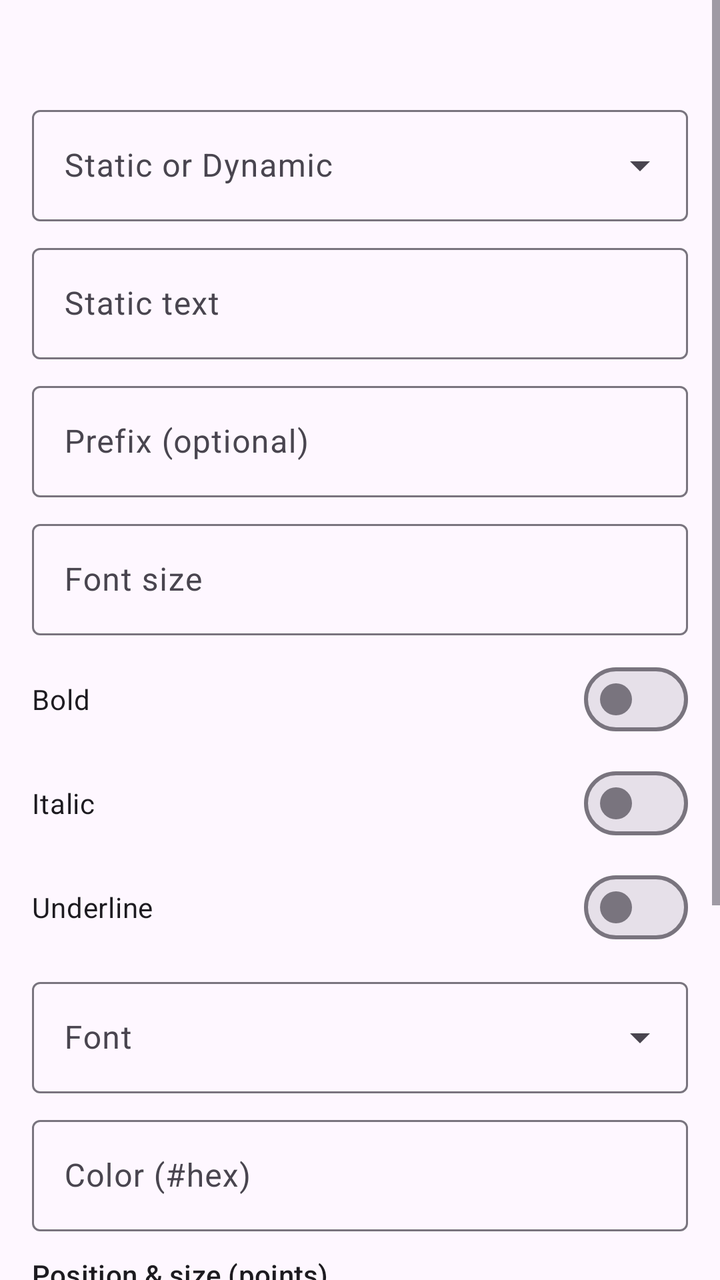
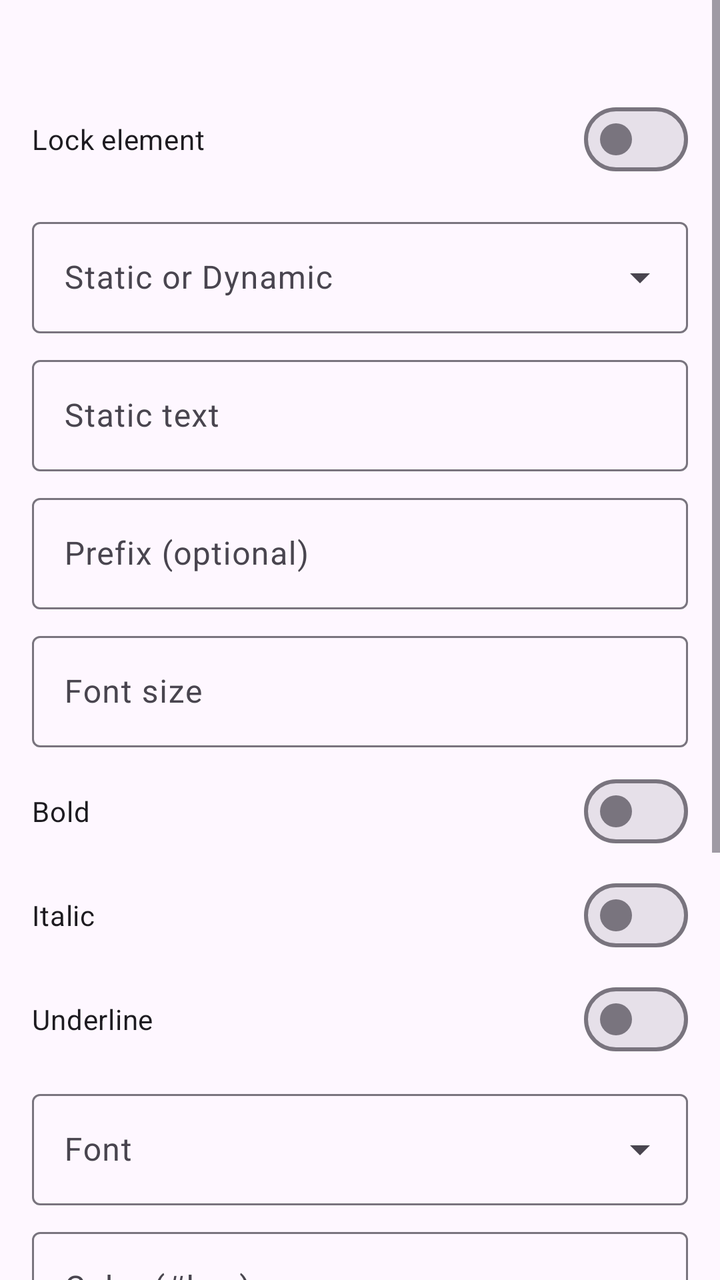

Screens rendered from an Android XML layout before and after an edit, with the pre-edit source and the edit as a unified diff.
<!-- AndroidManifest.xml: application theme Theme.VikrSaathi -->
<!-- res/layout/bottom_sheet_element_inspector.xml -->
<?xml version="1.0" encoding="utf-8"?>
<ScrollView xmlns:android="http://schemas.android.com/apk/res/android"
    xmlns:app="http://schemas.android.com/apk/res-auto"
    android:layout_width="match_parent"
    android:layout_height="wrap_content">

    <LinearLayout
        android:layout_width="match_parent"
        android:layout_height="wrap_content"
        android:orientation="vertical"
        android:padding="16dp">

        <TextView
            android:id="@+id/textElementKind"
            android:layout_width="match_parent"
            android:layout_height="wrap_content"
            android:textAppearance="?attr/textAppearanceTitleMedium"
            android:textStyle="bold" />

        <com.google.android.material.textfield.TextInputLayout
            style="@style/Widget.Material3.TextInputLayout.OutlinedBox.ExposedDropdownMenu"
            android:layout_width="match_parent"
            android:layout_height="wrap_content"
            android:layout_marginTop="12dp"
            android:hint="@string/binding_type">

            <com.google.android.material.textfield.MaterialAutoCompleteTextView
                android:id="@+id/spinnerBindingType"
                android:layout_width="match_parent"
                android:layout_height="wrap_content"
                android:inputType="none"
                android:maxLines="1" />
        </com.google.android.material.textfield.TextInputLayout>

        <com.google.android.material.textfield.TextInputLayout
            android:id="@+id/layoutStaticText"
            style="@style/Widget.Material3.TextInputLayout.OutlinedBox"
            android:layout_width="match_parent"
            android:layout_height="wrap_content"
            android:layout_marginTop="8dp"
            android:hint="@string/static_text">

            <com.google.android.material.textfield.TextInputEditText
                android:id="@+id/editStaticText"
                android:layout_width="match_parent"
                android:layout_height="wrap_content"
                android:inputType="textMultiLine" />
        </com.google.android.material.textfield.TextInputLayout>

        <com.google.android.material.textfield.TextInputLayout
            android:id="@+id/layoutBindingKey"
            style="@style/Widget.Material3.TextInputLayout.OutlinedBox.ExposedDropdownMenu"
            android:layout_width="match_parent"
            android:layout_height="wrap_content"
            android:layout_marginTop="8dp"
            android:hint="@string/data_field"
            android:visibility="gone">

            <com.google.android.material.textfield.MaterialAutoCompleteTextView
                android:id="@+id/spinnerBindingKey"
                android:layout_width="match_parent"
                android:layout_height="wrap_content"
                android:inputType="none"
                android:maxLines="1" />
        </com.google.android.material.textfield.TextInputLayout>

        <LinearLayout
            android:id="@+id/layoutStaticImage"
            android:layout_width="match_parent"
            android:layout_height="wrap_content"
            android:layout_marginTop="8dp"
            android:orientation="vertical"
            android:visibility="gone">

            <TextView
                android:layout_width="match_parent"
                android:layout_height="wrap_content"
                android:text="@string/static_image"
                android:textAppearance="?attr/textAppearanceTitleSmall" />

            <TextView
                android:id="@+id/textStaticImageHint"
                android:layout_width="match_parent"
                android:layout_height="wrap_content"
                android:layout_marginTop="4dp"
                android:text="@string/static_image_hint"
                android:textAppearance="?attr/textAppearanceBodySmall" />

            <ImageView
                android:id="@+id/imageStaticPreview"
                android:layout_width="match_parent"
                android:layout_height="100dp"
                android:layout_marginTop="8dp"
                android:background="@color/dashboard_bg"
                android:contentDescription="@string/static_image"
                android:scaleType="fitCenter" />

            <com.google.android.material.button.MaterialButton
                android:id="@+id/buttonChooseStaticImage"
                style="@style/Widget.Material3.Button.OutlinedButton"
                android:layout_width="match_parent"
                android:layout_height="wrap_content"
                android:layout_marginTop="8dp"
                android:text="@string/choose_image" />
        </LinearLayout>

        <com.google.android.material.textfield.TextInputLayout
            android:id="@+id/layoutPrefix"
            style="@style/Widget.Material3.TextInputLayout.OutlinedBox"
            android:layout_width="match_parent"
            android:layout_height="wrap_content"
            android:layout_marginTop="8dp"
            android:hint="@string/text_prefix">

            <com.google.android.material.textfield.TextInputEditText
                android:id="@+id/editPrefix"
                android:layout_width="match_parent"
                android:layout_height="wrap_content"
                android:inputType="text" />
        </com.google.android.material.textfield.TextInputLayout>

        <LinearLayout
            android:id="@+id/layoutTextStyle"
            android:layout_width="match_parent"
            android:layout_height="wrap_content"
            android:orientation="vertical">

            <com.google.android.material.textfield.TextInputLayout
                style="@style/Widget.Material3.TextInputLayout.OutlinedBox"
                android:layout_width="match_parent"
                android:layout_height="wrap_content"
                android:layout_marginTop="8dp"
                android:hint="@string/font_size">

                <com.google.android.material.textfield.TextInputEditText
                    android:id="@+id/editFontSize"
                    android:layout_width="match_parent"
                    android:layout_height="wrap_content"
                    android:inputType="numberDecimal" />
            </com.google.android.material.textfield.TextInputLayout>

            <com.google.android.material.materialswitch.MaterialSwitch
                android:id="@+id/switchBold"
                android:layout_width="match_parent"
                android:layout_height="wrap_content"
                android:layout_marginTop="8dp"
                android:text="@string/bold_text" />

            <com.google.android.material.materialswitch.MaterialSwitch
                android:id="@+id/switchItalic"
                android:layout_width="match_parent"
                android:layout_height="wrap_content"
                android:layout_marginTop="4dp"
                android:text="@string/italic_text" />

            <com.google.android.material.materialswitch.MaterialSwitch
                android:id="@+id/switchUnderline"
                android:layout_width="match_parent"
                android:layout_height="wrap_content"
                android:layout_marginTop="4dp"
                android:text="@string/underline_text" />

            <com.google.android.material.textfield.TextInputLayout
                style="@style/Widget.Material3.TextInputLayout.OutlinedBox.ExposedDropdownMenu"
                android:layout_width="match_parent"
                android:layout_height="wrap_content"
                android:layout_marginTop="8dp"
                android:hint="@string/font_family">

                <com.google.android.material.textfield.MaterialAutoCompleteTextView
                    android:id="@+id/spinnerFontFamily"
                    android:layout_width="match_parent"
                    android:layout_height="wrap_content"
                    android:inputType="none"
                    android:maxLines="1" />
            </com.google.android.material.textfield.TextInputLayout>

            <com.google.android.material.textfield.TextInputLayout
                style="@style/Widget.Material3.TextInputLayout.OutlinedBox"
                android:layout_width="match_parent"
                android:layout_height="wrap_content"
                android:layout_marginTop="8dp"
                android:hint="@string/font_color">

                <com.google.android.material.textfield.TextInputEditText
                    android:id="@+id/editFontColor"
                    android:layout_width="match_parent"
                    android:layout_height="wrap_content"
                    android:inputType="text"
                    android:maxLines="1" />
            </com.google.android.material.textfield.TextInputLayout>
        </LinearLayout>

        <LinearLayout
            android:id="@+id/layoutAlignment"
            android:layout_width="match_parent"
            android:layout_height="wrap_content"
            android:orientation="vertical"
            android:visibility="gone">

            <TextView
                android:layout_width="match_parent"
                android:layout_height="wrap_content"
                android:layout_marginTop="12dp"
                android:text="@string/alignment"
                android:textAppearance="?attr/textAppearanceTitleSmall" />

            <com.google.android.material.textfield.TextInputLayout
                style="@style/Widget.Material3.TextInputLayout.OutlinedBox.ExposedDropdownMenu"
                android:layout_width="match_parent"
                android:layout_height="wrap_content"
                android:layout_marginTop="8dp"
                android:hint="@string/horizontal_align">

                <com.google.android.material.textfield.MaterialAutoCompleteTextView
                    android:id="@+id/spinnerHorizontalAlign"
                    android:layout_width="match_parent"
                    android:layout_height="wrap_content"
                    android:inputType="none"
                    android:maxLines="1" />
            </com.google.android.material.textfield.TextInputLayout>

            <com.google.android.material.textfield.TextInputLayout
                style="@style/Widget.Material3.TextInputLayout.OutlinedBox.ExposedDropdownMenu"
                android:layout_width="match_parent"
                android:layout_height="wrap_content"
                android:layout_marginTop="8dp"
                android:hint="@string/vertical_align">

                <com.google.android.material.textfield.MaterialAutoCompleteTextView
                    android:id="@+id/spinnerVerticalAlign"
                    android:layout_width="match_parent"
                    android:layout_height="wrap_content"
                    android:inputType="none"
                    android:maxLines="1" />
            </com.google.android.material.textfield.TextInputLayout>
        </LinearLayout>

        <TextView
            android:layout_width="match_parent"
            android:layout_height="wrap_content"
            android:layout_marginTop="12dp"
            android:text="@string/position_size"
            android:textAppearance="?attr/textAppearanceTitleSmall" />

        <LinearLayout
            android:layout_width="match_parent"
            android:layout_height="wrap_content"
            android:orientation="horizontal">

            <com.google.android.material.textfield.TextInputLayout
                style="@style/Widget.Material3.TextInputLayout.OutlinedBox"
                android:layout_width="0dp"
                android:layout_height="wrap_content"
                android:layout_marginEnd="4dp"
                android:layout_weight="1"
                android:hint="X">

                <com.google.android.material.textfield.TextInputEditText
                    android:id="@+id/editPosX"
                    android:layout_width="match_parent"
                    android:layout_height="wrap_content"
                    android:inputType="numberDecimal" />
            </com.google.android.material.textfield.TextInputLayout>

            <com.google.android.material.textfield.TextInputLayout
                style="@style/Widget.Material3.TextInputLayout.OutlinedBox"
                android:layout_width="0dp"
                android:layout_height="wrap_content"
                android:layout_marginStart="4dp"
                android:layout_weight="1"
                android:hint="Y">

                <com.google.android.material.textfield.TextInputEditText
                    android:id="@+id/editPosY"
                    android:layout_width="match_parent"
                    android:layout_height="wrap_content"
                    android:inputType="numberDecimal" />
            </com.google.android.material.textfield.TextInputLayout>
        </LinearLayout>

        <LinearLayout
            android:layout_width="match_parent"
            android:layout_height="wrap_content"
            android:layout_marginTop="8dp"
            android:orientation="horizontal">

            <com.google.android.material.textfield.TextInputLayout
                style="@style/Widget.Material3.TextInputLayout.OutlinedBox"
                android:layout_width="0dp"
                android:layout_height="wrap_content"
                android:layout_marginEnd="4dp"
                android:layout_weight="1"
                android:hint="@string/width">

                <com.google.android.material.textfield.TextInputEditText
                    android:id="@+id/editWidth"
                    android:layout_width="match_parent"
                    android:layout_height="wrap_content"
                    android:inputType="numberDecimal" />
            </com.google.android.material.textfield.TextInputLayout>

            <com.google.android.material.textfield.TextInputLayout
                style="@style/Widget.Material3.TextInputLayout.OutlinedBox"
                android:layout_width="0dp"
                android:layout_height="wrap_content"
                android:layout_marginStart="4dp"
                android:layout_weight="1"
                android:hint="@string/height">

                <com.google.android.material.textfield.TextInputEditText
                    android:id="@+id/editHeight"
                    android:layout_width="match_parent"
                    android:layout_height="wrap_content"
                    android:inputType="numberDecimal" />
            </com.google.android.material.textfield.TextInputLayout>
        </LinearLayout>

        <com.google.android.material.button.MaterialButton
            android:id="@+id/buttonApplyInspector"
            android:layout_width="match_parent"
            android:layout_height="wrap_content"
            android:layout_marginTop="16dp"
            android:text="@string/apply_changes" />

        <com.google.android.material.button.MaterialButton
            android:id="@+id/buttonDeleteElement"
            style="@style/Widget.Material3.Button.TextButton"
            android:layout_width="match_parent"
            android:layout_height="wrap_content"
            android:text="@string/delete_element"
            android:textColor="?attr/colorError" />
    </LinearLayout>
</ScrollView>
<!-- resources referenced by this layout -->
<resources>
  <color name="dashboard_bg">@color/orange_surface</color>
  <string name="alignment">Alignment</string>
  <string name="apply_changes">Apply</string>
  <string name="binding_type">Static or Dynamic</string>
  <string name="bold_text">Bold</string>
  <string name="choose_image">Choose image</string>
  <string name="data_field">Data field</string>
  <string name="delete_element">Delete element</string>
  <string name="font_color">Color (#hex)</string>
  <string name="font_family">Font</string>
  <string name="font_size">Font size</string>
  <string name="height">Height</string>
  <string name="horizontal_align">Horizontal</string>
  <string name="italic_text">Italic</string>
  <string name="position_size">Position &amp; size (points)</string>
  <string name="static_image">Custom image</string>
  <string name="static_image_hint">Pick any image for this element only (not shared with other templates).</string>
  <string name="static_text">Static text</string>
  <string name="text_prefix">Prefix (optional)</string>
  <string name="underline_text">Underline</string>
  <string name="vertical_align">Vertical</string>
  <string name="width">Width</string>
  <style name="Theme.VikrSaathi" parent="Theme.Material3.DayNight.NoActionBar">
          <item name="colorPrimary">@color/orange_primary</item>
          <item name="colorPrimaryDark">@color/orange_primary_dark</item>
          <item name="colorPrimaryVariant">@color/orange_primary_dark</item>
          <item name="colorOnPrimary">@color/orange_on_primary</item>
          <item name="colorSecondary">@color/orange_accent</item>
          <item name="colorSecondaryVariant">@color/orange_700</item>
          <item name="colorOnSecondary">@color/black</item>
          <item name="colorPrimaryContainer">@color/orange_100</item>
          <item name="colorOnPrimaryContainer">@color/orange_900</item>
          <item name="android:statusBarColor">@color/orange_primary_dark</item>
          <item name="android:navigationBarColor">@color/orange_primary_dark</item>
      </style>
  <color name="orange_surface">#FFF8F0</color>
  <color name="orange_primary">#F57C00</color>
  <color name="orange_primary_dark">#E65100</color>
  <color name="orange_on_primary">#FFFFFF</color>
  <color name="orange_accent">#FFB74D</color>
  <color name="orange_700">#F57C00</color>
  <color name="black">#FF000000</color>
  <color name="orange_100">#FFE0B2</color>
  <color name="orange_900">#E65100</color>
</resources>

<!-- the commit's change to res/layout/bottom_sheet_element_inspector.xml (unified diff, before → after) -->
@@ -17,6 +17,22 @@
             android:textAppearance="?attr/textAppearanceTitleMedium"
             android:textStyle="bold" />
 
+        <TextView
+            android:id="@+id/textBulkHint"
+            android:layout_width="match_parent"
+            android:layout_height="wrap_content"
+            android:layout_marginTop="4dp"
+            android:text="@string/bulk_edit_hint"
+            android:textAppearance="?attr/textAppearanceBodySmall"
+            android:visibility="gone" />
+
+        <com.google.android.material.materialswitch.MaterialSwitch
+            android:id="@+id/switchLocked"
+            android:layout_width="match_parent"
+            android:layout_height="wrap_content"
+            android:layout_marginTop="8dp"
+            android:text="@string/lock_element" />
+
         <com.google.android.material.textfield.TextInputLayout
             style="@style/Widget.Material3.TextInputLayout.OutlinedBox.ExposedDropdownMenu"
             android:layout_width="match_parent"
<!-- resource entries referenced after the edit -->
@@ -5,6 +5,7 @@
   <string name="apply_changes">Apply</string>
   <string name="binding_type">Static or Dynamic</string>
   <string name="bold_text">Bold</string>
+  <string name="bulk_edit_hint">Leave a field empty to keep existing values. Filled fields apply to all selected elements.</string>
   <string name="choose_image">Choose image</string>
   <string name="data_field">Data field</string>
   <string name="delete_element">Delete element</string>
@@ -14,6 +15,7 @@
   <string name="height">Height</string>
   <string name="horizontal_align">Horizontal</string>
   <string name="italic_text">Italic</string>
+  <string name="lock_element">Lock element</string>
   <string name="position_size">Position &amp; size (points)</string>
   <string name="static_image">Custom image</string>
   <string name="static_image_hint">Pick any image for this element only (not shared with other templates).</string>
